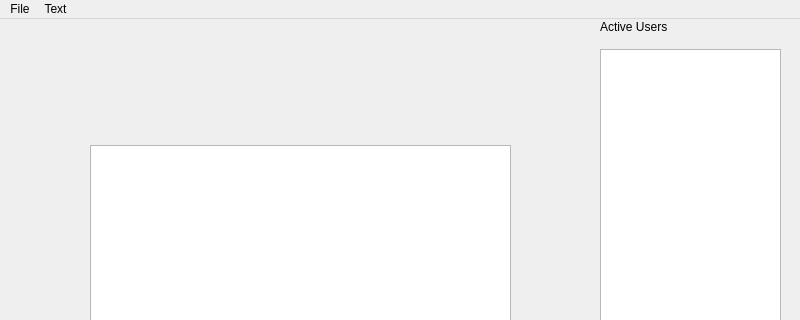
Old version of the form concurrentTextEditor/editor.ui in the repository scottiexdev/concurrentTextEditor; both pictures show x 0 to 800 and y 0 to 320 of the 800 by 600 pixel window.
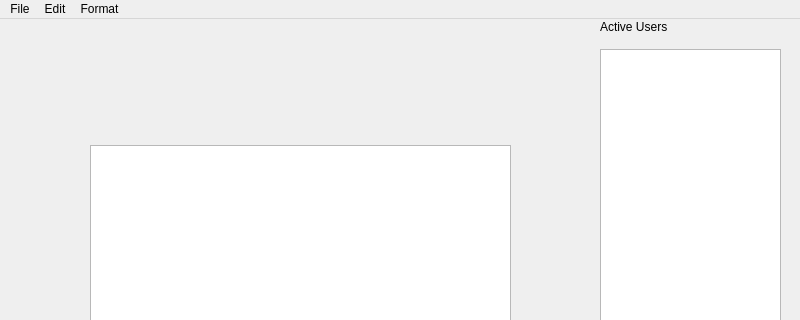
New version of the form. Custom widgets are drawn as their Qt base class.

Commit message: format del testo lato client presente nei pacchetti. TODO: mappare caratteri con formato

Diff of the .ui file:
```diff
--- a/concurrentTextEditor/editor.ui
+++ b/concurrentTextEditor/editor.ui
@@ -54,7 +54,7 @@
      <x>0</x>
      <y>0</y>
      <width>800</width>
-     <height>21</height>
+     <height>26</height>
     </rect>
    </property>
    <widget class="QMenu" name="menuFile">
@@ -65,14 +65,24 @@
    </widget>
    <widget class="QMenu" name="menuText">
     <property name="title">
-     <string>Text</string>
+     <string>Edit</string>
     </property>
     <addaction name="actionCopy"/>
     <addaction name="actionCut"/>
     <addaction name="actionPaste"/>
+    <addaction name="actionSelect_All"/>
+   </widget>
+   <widget class="QMenu" name="menuFormat">
+    <property name="title">
+     <string>Format</string>
+    </property>
+    <addaction name="actionBold"/>
+    <addaction name="actionItalics"/>
+    <addaction name="actionUnderline"/>
    </widget>
    <addaction name="menuFile"/>
    <addaction name="menuText"/>
+   <addaction name="menuFormat"/>
   </widget>
   <widget class="QStatusBar" name="statusbar"/>
   <action name="actionExport_PDF">
```
Left out of the diff: 41 changed lines with no effect on the pictures. The commit also changes 9 other files.
